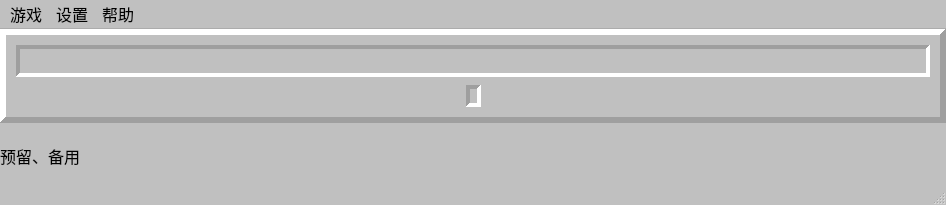
Old version of the form uiFiles/main_board.ui in the repository eee555/Solvable-Minesweeper.
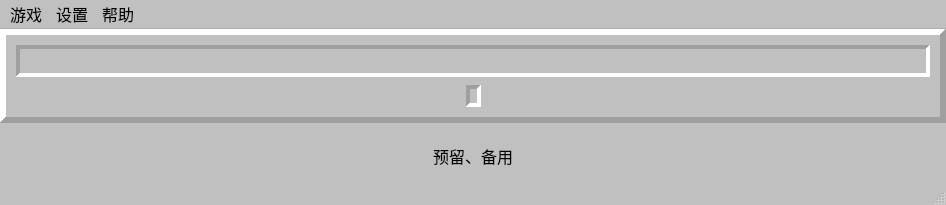
New version of the form. Icons and pictures are not drawn. Custom widgets are drawn as their Qt base class.

Diff of the .ui file:
```diff
--- a/uiFiles/main_board.ui
+++ b/uiFiles/main_board.ui
@@ -504,6 +504,9 @@
       <property name="text">
        <string>预留、备用</string>
       </property>
+      <property name="alignment">
+       <set>Qt::AlignCenter</set>
+      </property>
      </widget>
     </item>
    </layout>
```
